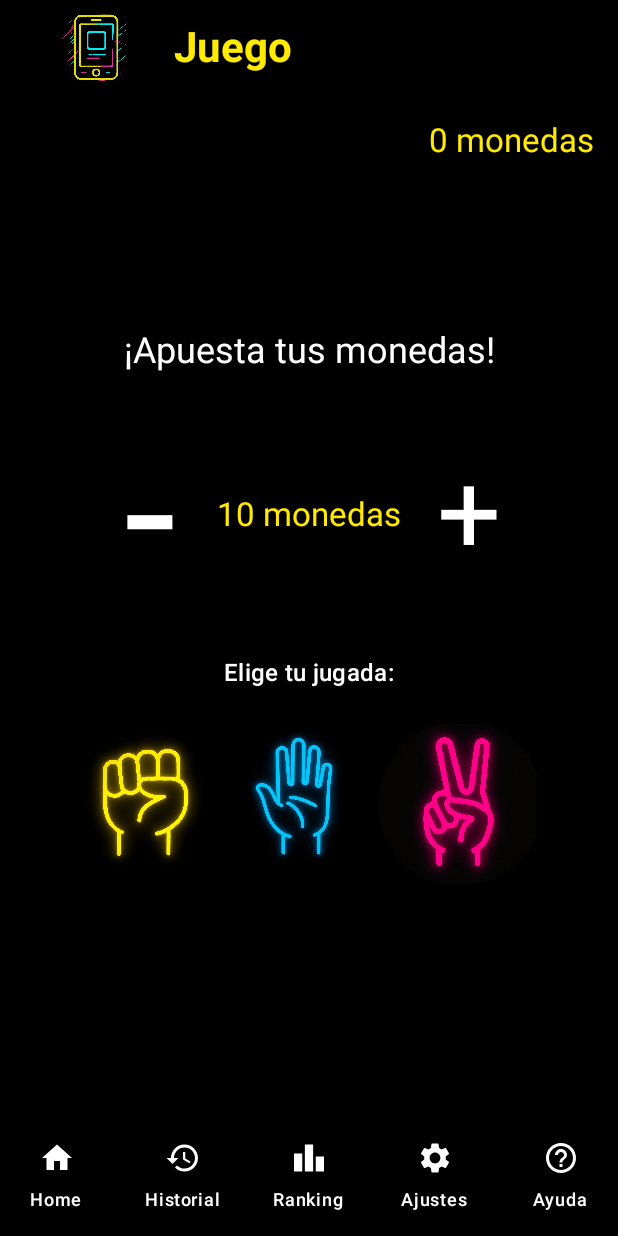
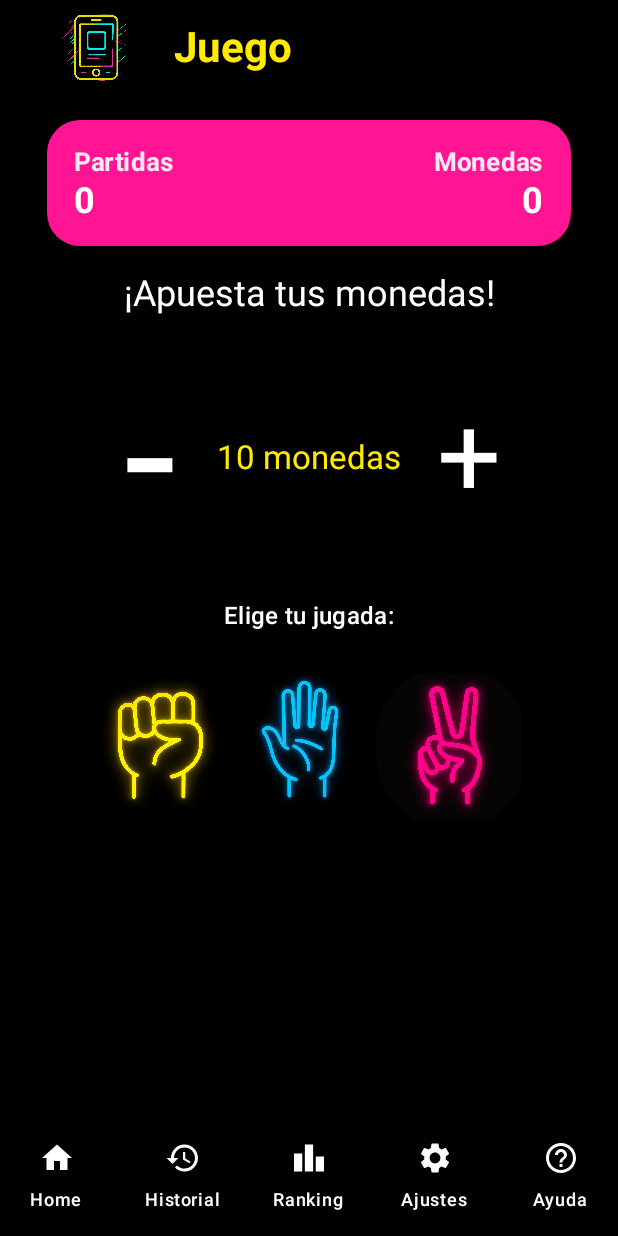
Before and after one commit to thewadok/PiedraPapelTijera, an Android app built with Jetpack Compose: the screen it shows after launch (MainActivity), after a tap on "Jugar", on a phone screen of 412 x 824 dp. Run offline under Robolectric (Android 15) with nearby library versions, the phone set to English and light mode, and no system bars; our stand-ins replace Room's generated code, RxJava, livedata-compose; 2 statements that could not run were skipped.

Commit message:
refactor: Unificamos uso de NeonGloboInfo en Home y Game

```diff
--- a/app/src/main/java/com/kotliners/piedrapapeltijera/ui/components/NeonGloboInfo.kt
+++ b/app/src/main/java/com/kotliners/piedrapapeltijera/ui/components/NeonGloboInfo.kt
@@ -17,8 +17,8 @@ import com.kotliners.piedrapapeltijera.ui.theme.TextoBlanco
 
 @Composable
 fun NeonGloboInfo(
+    partidas: Int,
     saldo: Int,
-    partidas: Int,
     modifier: Modifier = Modifier
 ) {
     Box(
--- a/app/src/main/java/com/kotliners/piedrapapeltijera/ui/screens/GameScreen.kt
+++ b/app/src/main/java/com/kotliners/piedrapapeltijera/ui/screens/GameScreen.kt
@@ -25,6 +25,9 @@ import com.kotliners.piedrapapeltijera.ui.theme.FondoNegro
 import com.kotliners.piedrapapeltijera.ui.theme.AmarilloNeon
 import com.kotliners.piedrapapeltijera.ui.theme.TextoBlanco
 import com.kotliners.piedrapapeltijera.ui.viewmodel.MainViewModel
+import com.kotliners.piedrapapeltijera.ui.components.NeonGloboInfo
+import androidx.compose.foundation.rememberScrollState
+import androidx.compose.foundation.verticalScroll
 
 @Composable
 fun GameScreen(viewModel: MainViewModel = viewModel()) {
@@ -35,8 +38,9 @@ fun GameScreen(viewModel: MainViewModel = viewModel()) {
     var betAmount by remember { mutableStateOf(10) } // apuesta inicial mínima
     var message by remember { mutableStateOf("") }
 
-    // Saldo desde Room a través del ViewModel
+    // Saldo y partidas desde Room a través del ViewModel
     val saldo = viewModel.monedas.observeAsState(0).value
+    val partidas = viewModel.partidas.observeAsState(0).value
 
     fun jugarCon(mov: Move) {
         // Validar apuesta con saldo actual persistido
@@ -73,21 +77,26 @@ fun GameScreen(viewModel: MainViewModel = viewModel()) {
         .fillMaxSize()
         .background(FondoNegro)
     ) {
+        val scroll = rememberScrollState()
 
-        //Monedas totales y posición
-        Text(
-            text = "$saldo monedas",
+        Column(
+            Modifier.fillMaxSize().verticalScroll(scroll).padding(16.dp),
+            horizontalAlignment = Alignment.Start
+        ) {
+            NeonGloboInfo(
+                partidas = partidas,
+                saldo = saldo,
                 modifier = Modifier
-                .align(Alignment.TopEnd)
-                .padding(16.dp),
-            style = MaterialTheme.typography.titleLarge,
-            color = AmarilloNeon
+                    .fillMaxWidth(0.92f)
+                    .heightIn(min = 84.dp)
+                    .align(Alignment.CenterHorizontally)
             )
+
+            Spacer(Modifier.height(16.dp))
 
             //Contenido principal
             Column(
                 modifier = Modifier
-                .align(Alignment.Center)
                     .padding(horizontal = 24.dp),
                 horizontalAlignment = Alignment.CenterHorizontally,
                 verticalArrangement = Arrangement.spacedBy(20.dp)
@@ -236,3 +245,4 @@ fun GameScreen(viewModel: MainViewModel = viewModel()) {
             }
         }
     }
+}
--- a/app/src/main/java/com/kotliners/piedrapapeltijera/ui/screens/HomeScreen.kt
+++ b/app/src/main/java/com/kotliners/piedrapapeltijera/ui/screens/HomeScreen.kt
@@ -25,6 +25,7 @@ import com.kotliners.piedrapapeltijera.ui.components.TextoLinea
 import com.kotliners.piedrapapeltijera.ui.components.Parrafo
 import com.kotliners.piedrapapeltijera.ui.components.TituloSeccion
 import com.kotliners.piedrapapeltijera.ui.components.TituloPrincipal
+import com.kotliners.piedrapapeltijera.ui.components.NeonGloboInfo
 import com.kotliners.piedrapapeltijera.R
 import androidx.compose.foundation.layout.*
 import androidx.compose.foundation.shape.RoundedCornerShape
@@ -35,6 +36,7 @@ import androidx.compose.foundation.verticalScroll
 import com.kotliners.piedrapapeltijera.ui.viewmodel.MainViewModel
 import androidx.lifecycle.viewmodel.compose.viewModel
 import androidx.compose.runtime.livedata.observeAsState
+
 
 
 //Pantalla de Inicio
@@ -60,7 +62,7 @@ fun HomeScreen(
                 .padding(16.dp),
             horizontalAlignment = Alignment.Start
         ) {
-            // Globo info
+            // NeonGloboinfo
             NeonGloboInfo(
                 partidas = partidas,
                 saldo = saldo,
@@ -201,59 +203,6 @@ Ve a Ajustes, toca Rescate y compra 50 monedas extra para continuar.
     }
 }
 
-// Globo info
-@Composable
-private fun NeonGloboInfo(
-    partidas: Int,
-    saldo: Int,
-    modifier: Modifier = Modifier
-) {
-    Box(
-        modifier
-            .shadow(24.dp, RoundedCornerShape(22.dp), clip = false)
-            .clip(RoundedCornerShape(22.dp))
-            .background(RosaNeon) // define RosaNeon = Color(0xFFFF1493) en tu theme
-            .padding(horizontal = 18.dp, vertical = 16.dp)
-    ) {
-        Row(
-            Modifier.fillMaxWidth(),
-            horizontalArrangement = Arrangement.SpaceBetween,
-            verticalAlignment = Alignment.CenterVertically
-        ) {
-            // Izquierda: Número de partidas
-            Column {
-                Text(
-                    "Partidas",
-                    color = TextoBlanco.copy(alpha = 0.9f),
-                    fontSize = 17.sp,
-                    fontWeight = FontWeight.Bold
-                )
-                Text(
-                    "$partidas",
-                    color = TextoBlanco,
-                    fontSize = 24.sp,
-                    fontWeight = FontWeight.Bold
-                )
-            }
-            // Derecha: Saldo actual
-            Column(horizontalAlignment = Alignment.End) {
-                Text(
-                    "Monedas",
-                    color = TextoBlanco.copy(alpha = 0.9f),
-                    fontSize = 17.sp,
-                    fontWeight = FontWeight.Bold
-                )
-                Text(
-                    "$saldo",
-                    color = TextoBlanco,
-                    fontSize = 24.sp,
-                    fontWeight = FontWeight.Bold
-                )
-            }
-        }
-    }
-}
-
 @Composable
 private fun ReglaConIcono(
     iconRes: Int,
```
Lines whose indentation alone changed are shown as unchanged.
